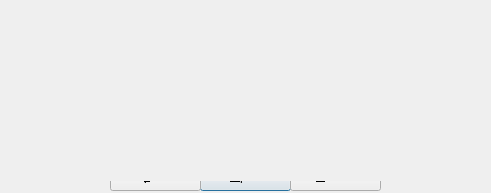
Qt form zuluMount-gui/keydialog.ui (mhogomchungu/zuluCrypt) before a commit.
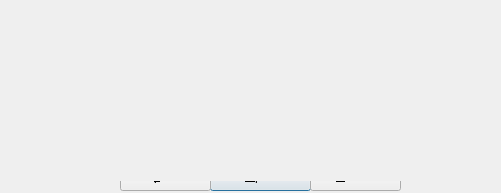
The same form after that commit.

Commit message: add a few things missed in the previous commit

```diff
--- a/zuluMount-gui/keydialog.ui
+++ b/zuluMount-gui/keydialog.ui
@@ -6,7 +6,7 @@
    <rect>
     <x>0</x>
     <y>0</y>
-    <width>491</width>
+    <width>501</width>
     <height>193</height>
    </rect>
   </property>
@@ -19,9 +19,9 @@
   <widget class="QPushButton" name="pbOpen">
    <property name="geometry">
     <rect>
-     <x>200</x>
+     <x>210</x>
      <y>160</y>
-     <width>91</width>
+     <width>101</width>
      <height>31</height>
     </rect>
    </property>
@@ -35,7 +35,7 @@
   <widget class="QPushButton" name="pbCancel">
    <property name="geometry">
     <rect>
-     <x>290</x>
+     <x>310</x>
      <y>160</y>
      <width>91</width>
      <height>31</height>
@@ -50,7 +50,7 @@
     <rect>
      <x>0</x>
      <y>120</y>
-     <width>91</width>
+     <width>101</width>
      <height>51</height>
     </rect>
    </property>
@@ -67,7 +67,7 @@
   <widget class="QLineEdit" name="lineEditKey">
    <property name="geometry">
     <rect>
-     <x>100</x>
+     <x>110</x>
      <y>130</y>
      <width>291</width>
      <height>31</height>
@@ -77,7 +77,7 @@
   <widget class="QPushButton" name="pbkeyOption">
    <property name="geometry">
     <rect>
-     <x>390</x>
+     <x>400</x>
      <y>130</y>
      <width>31</width>
      <height>31</height>
@@ -92,7 +92,7 @@
     <rect>
      <x>0</x>
      <y>10</y>
-     <width>91</width>
+     <width>101</width>
      <height>51</height>
     </rect>
    </property>
@@ -109,7 +109,7 @@
   <widget class="QPushButton" name="pbOpenMountPoint">
    <property name="geometry">
     <rect>
-     <x>390</x>
+     <x>400</x>
      <y>20</y>
      <width>31</width>
      <height>31</height>
@@ -122,7 +122,7 @@
   <widget class="QLineEdit" name="lineEditMountPoint">
    <property name="geometry">
     <rect>
-     <x>100</x>
+     <x>110</x>
      <y>20</y>
      <width>291</width>
      <height>31</height>
@@ -132,7 +132,7 @@
   <widget class="QCheckBox" name="checkBoxOpenReadOnly">
    <property name="geometry">
     <rect>
-     <x>110</x>
+     <x>120</x>
      <y>50</y>
      <width>281</width>
      <height>31</height>
@@ -145,7 +145,7 @@
   <widget class="QCheckBox" name="checkBoxShareMountPoint">
    <property name="geometry">
     <rect>
-     <x>110</x>
+     <x>120</x>
      <y>70</y>
      <width>281</width>
      <height>31</height>
@@ -158,7 +158,7 @@
   <widget class="QPushButton" name="pbOptions">
    <property name="geometry">
     <rect>
-     <x>110</x>
+     <x>120</x>
      <y>160</y>
      <width>91</width>
      <height>31</height>
@@ -171,7 +171,7 @@
   <widget class="QComboBox" name="cbKeyType">
    <property name="geometry">
     <rect>
-     <x>100</x>
+     <x>110</x>
      <y>100</y>
      <width>291</width>
      <height>31</height>
@@ -181,9 +181,9 @@
   <widget class="QLabel" name="veraCryptWarning">
    <property name="geometry">
     <rect>
-     <x>20</x>
+     <x>10</x>
      <y>10</y>
-     <width>451</width>
+     <width>481</width>
      <height>171</height>
     </rect>
    </property>
```
The commit also changes 2 other files.
